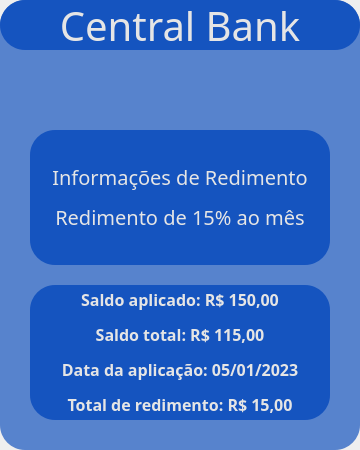
Pedrognd/FictitiousBank, file FictitiousBank03.ui: the form before one commit.
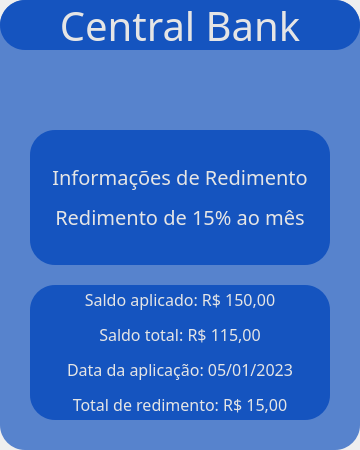
The form after the commit. Icons and pictures are not drawn.

Commit message: alterando formato da fonte do 'FictitiousBank03.ui'

```diff
--- a/FictitiousBank03.ui
+++ b/FictitiousBank03.ui
@@ -394,7 +394,7 @@
                   <item>
                    <widget class="QLabel" name="Label01">
                     <property name="text">
-                     <string>&lt;html&gt;&lt;head/&gt;&lt;body&gt;&lt;p align=&quot;center&quot;&gt;&lt;span style=&quot; font-weight:600;&quot;&gt;Saldo aplicado: R$ 150,00&lt;/span&gt;&lt;/p&gt;&lt;p align=&quot;center&quot;&gt;&lt;span style=&quot; font-weight:600;&quot;&gt;Saldo total: R$ 115,00&lt;/span&gt;&lt;/p&gt;&lt;p align=&quot;center&quot;&gt;&lt;span style=&quot; font-weight:600;&quot;&gt;Data da aplicação: 05/01/2023&lt;/span&gt;&lt;/p&gt;&lt;p align=&quot;center&quot;&gt;&lt;span style=&quot; font-weight:600;&quot;&gt;Total de redimento: R$ 15,00&lt;/span&gt;&lt;/p&gt;&lt;/body&gt;&lt;/html&gt;</string>
+                     <string>&lt;html&gt;&lt;head/&gt;&lt;body&gt;&lt;p align=&quot;center&quot;&gt;Saldo aplicado: R$ 150,00&lt;/p&gt;&lt;p align=&quot;center&quot;&gt;Saldo total: R$ 115,00&lt;/p&gt;&lt;p align=&quot;center&quot;&gt;Data da aplicação: 05/01/2023&lt;/p&gt;&lt;p align=&quot;center&quot;&gt;Total de redimento: R$ 15,00&lt;/p&gt;&lt;/body&gt;&lt;/html&gt;</string>
                     </property>
                     <property name="scaledContents">
                      <bool>false</bool>
```
